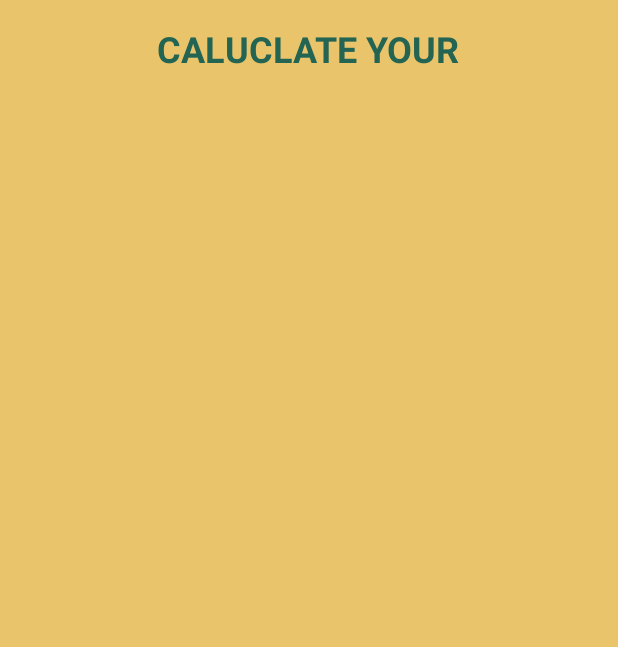
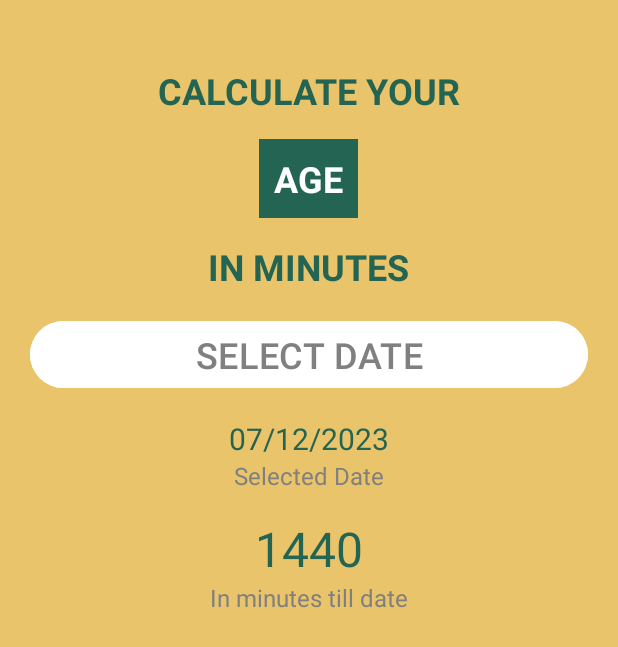
Before and after one commit to Yrll21/AgeInMinutes-Calculator, an Android app: the screen it shows after launch (MainActivity), on a phone screen of 412 x 824 dp. Shown: the top 647 px of the screen. Run offline under Robolectric (Android 15) with nearby library versions, the phone set to English and light mode, and no system bars.

Commit message:
done working on UI

```diff
--- a/app/src/main/java/com/example/dobcalc/MainActivity.kt
+++ b/app/src/main/java/com/example/dobcalc/MainActivity.kt
@@ -2,10 +2,18 @@ package com.example.dobcalc
 
 import androidx.appcompat.app.AppCompatActivity
 import android.os.Bundle
+import android.widget.Button
+import android.widget.Toast
 
 class MainActivity : AppCompatActivity() {
     override fun onCreate(savedInstanceState: Bundle?) {
         super.onCreate(savedInstanceState)
         setContentView(R.layout.activity_main)
+
+        val btnDatePicker: Button = findViewById(R.id.select_date_btn)
+
+        btnDatePicker.setOnClickListener{
+            Toast.makeText(this, "Button Pressed", Toast.LENGTH_SHORT).show()
+        }
     }
 }
--- a/app/src/main/res/layout/activity_main.xml
+++ b/app/src/main/res/layout/activity_main.xml
@@ -6,16 +6,86 @@
     android:layout_height="match_parent"
     tools:context=".MainActivity"
     android:gravity="center_horizontal"
-    android:background="@color/bgColor">
+    android:background="@color/bgColor"
+    android:padding="20dp"
+    android:orientation="vertical">
 
     <TextView
-        android:id="@+id/textView"
+        android:id="@+id/calculateYour"
         android:layout_width="wrap_content"
         android:layout_height="wrap_content"
-        android:layout_marginTop="16dp"
-        android:text="CALUCLATE YOUR"
+        android:layout_marginTop="24dp"
+        android:text="@string/calculate_your"
         android:textColor="@color/textBlue"
         android:textSize="24sp"
         android:textStyle="bold"
          />
+
+    <TextView
+        android:id="@+id/age"
+        android:layout_width="wrap_content"
+        android:layout_height="wrap_content"
+        android:layout_marginTop="16dp"
+        android:text="@string/age"
+        android:padding="10dp"
+        android:background="@color/textBlue"
+        android:textColor="@color/white"
+        android:textSize="24sp"
+        android:textStyle="bold" />
+
+    <TextView
+        android:id="@+id/inMinutes"
+        android:layout_width="wrap_content"
+        android:layout_height="wrap_content"
+        android:layout_marginTop="16dp"
+        android:text="@string/in_minutes"
+        android:textColor="@color/textBlue"
+        android:textSize="24sp"
+        android:textStyle="bold"
+        />
+
+    <Button
+        android:id="@+id/select_date_btn"
+        android:textColor="@color/grayish"
+        android:backgroundTint="@color/white"
+        android:layout_marginTop="16dp"
+        android:layout_width="match_parent"
+        android:layout_height="wrap_content"
+        android:textSize="24sp"
+        android:text="SELECT DATE"/>
+
+    <TextView
+        android:id="@+id/date_placeholder"
+        android:layout_width="wrap_content"
+        android:layout_height="wrap_content"
+        android:layout_marginTop="16dp"
+        android:text="@string/date_placeholder"
+        android:textColor="@color/textBlue"
+        android:textSize="20sp"
+        />
+    <TextView
+        android:id="@+id/selected_date_description"
+        android:layout_width="wrap_content"
+        android:layout_height="wrap_content"
+        android:text="@string/selected_date"
+        android:textColor="@color/grayish"
+        android:textSize="16sp"
+        />
+    <TextView
+        android:id="@+id/in_minutes_placeholder"
+        android:layout_width="wrap_content"
+        android:layout_height="wrap_content"
+        android:layout_marginTop="16dp"
+        android:text="@string/in_minutes_placeholder"
+        android:textColor="@color/textBlue"
+        android:textSize="32sp"
+        />
+    <TextView
+        android:id="@+id/in_minutes_description"
+        android:layout_width="wrap_content"
+        android:layout_height="wrap_content"
+        android:text="@string/in_minutes_description"
+        android:textColor="@color/grayish"
+        android:textSize="16sp"
+        />
 </LinearLayout>
--- a/app/src/main/res/values/colors.xml
+++ b/app/src/main/res/values/colors.xml
@@ -4,4 +4,5 @@
     <color name="white">#FFFFFFFF</color>
     <color name="textBlue">#246453</color>
     <color name="bgColor">#e9c46a</color>
+    <color name="grayish">#808080</color>
 </resources>
--- a/app/src/main/res/values/strings.xml
+++ b/app/src/main/res/values/strings.xml
@@ -1,3 +1,10 @@
 <resources>
-    <string name="app_name">DOBCalc</string>
+    <string name="app_name">Age In Minutes</string>
+    <string name="calculate_your">CALCULATE YOUR</string>
+    <string name="age">AGE</string>
+    <string name="in_minutes">IN MINUTES</string>
+    <string name="date_placeholder">07/12/2023</string>
+    <string name="selected_date">Selected Date</string>
+    <string name="in_minutes_description">In minutes till date</string>
+    <string name="in_minutes_placeholder">1440</string>
 </resources>
--- a/app/src/main/res/values/themes.xml
+++ b/app/src/main/res/values/themes.xml
@@ -2,6 +2,7 @@
     <!-- Base application theme. -->
     <style name="Base.Theme.DOBCalc" parent="Theme.Material3.DayNight.NoActionBar">
         <!-- Customize your light theme here. -->
+        <item name="colorPrimary">@color/textBlue</item>
         <!-- <item name="colorPrimary">@color/my_light_primary</item> -->
     </style>
 
```
